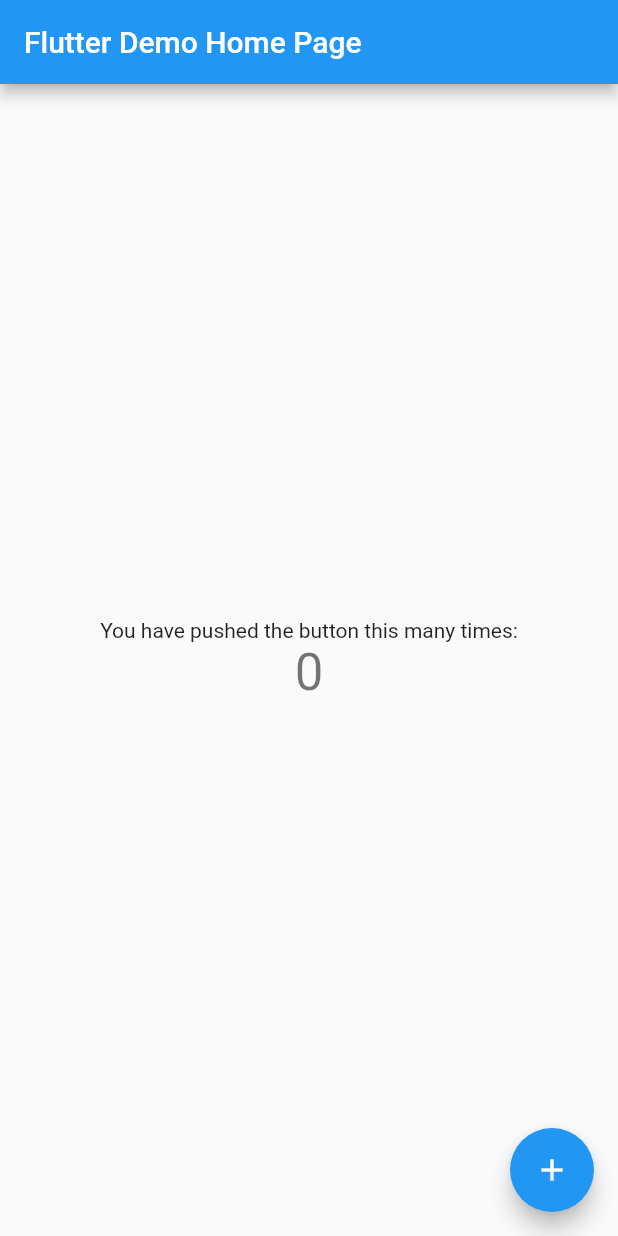
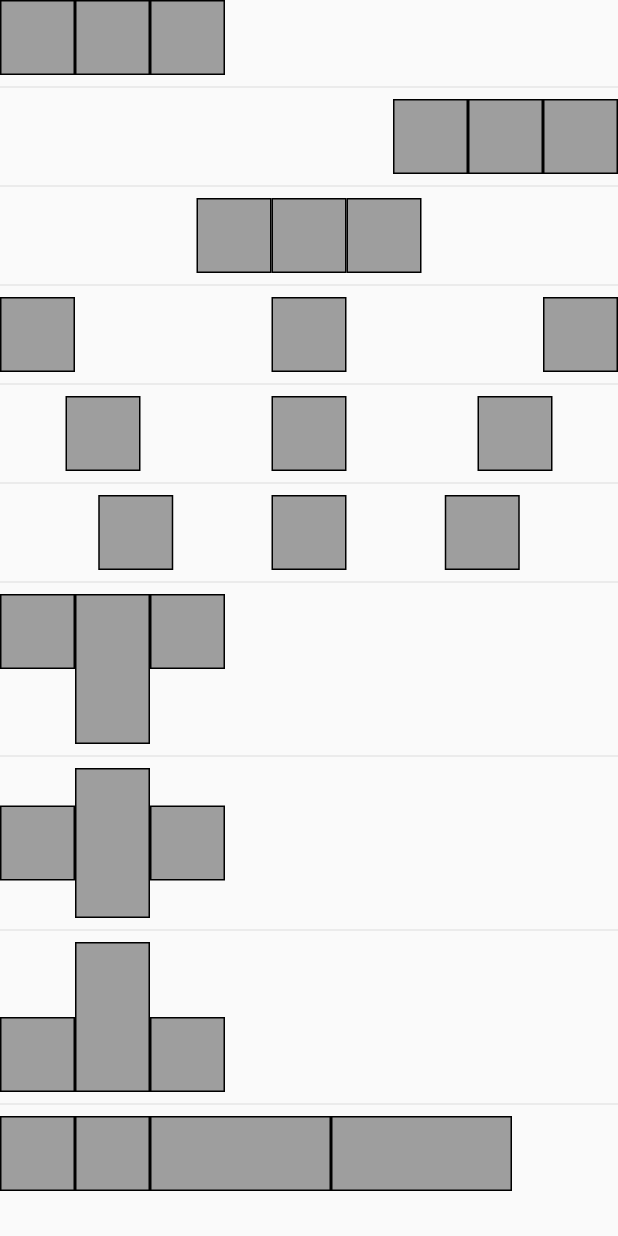
Before and after one commit to alimjanqadir/flutter-layout, a Flutter app: the screen it shows after launch, on a phone screen of 412 x 824 dp. Run offline on Flutter 3.47's test engine with Material 2 defaults, Android fonts, the phone set to English and light mode, and no system bars.

Commit message:
Testing flutter layout is in progress, Row and Column, Axis size and alignment, flexible widget are finished.

```diff
--- a/lib/main.dart
+++ b/lib/main.dart
@@ -1,117 +1,100 @@
 import 'package:flutter/material.dart';
 
 void main() {
-  runApp(MyApp());
+  runApp(RowAndColumn());
 }
 
-class MyApp extends StatelessWidget {
+class RowAndColumn extends StatelessWidget {
   // This widget is the root of your application.
   @override
   Widget build(BuildContext context) {
     return MaterialApp(
-      title: 'Flutter Demo',
-      theme: ThemeData(
-        // This is the theme of your application.
-        //
-        // Try running your application with "flutter run". You'll see the
-        // application has a blue toolbar. Then, without quitting the app, try
-        // changing the primarySwatch below to Colors.green and then invoke
-        // "hot reload" (press "r" in the console where you ran "flutter run",
-        // or simply save your changes to "hot reload" in a Flutter IDE).
-        // Notice that the counter didn't reset back to zero; the application
-        // is not restarted.
-        primarySwatch: Colors.blue,
-        // This makes the visual density adapt to the platform that you run
-        // the app on. For desktop platforms, the controls will be smaller and
-        // closer together (more dense) than on mobile platforms.
-        visualDensity: VisualDensity.adaptivePlatformDensity,
+      title: "Row and Column",
+      home: Scaffold(
+        appBar: null,
+        body: ListView(children: [
+          Row(
+              mainAxisSize: MainAxisSize.max,
+              mainAxisAlignment: MainAxisAlignment.start,
+              children: [Box(), Box(), Box()]),
+          Divider(),
+          Row(
+              mainAxisSize: MainAxisSize.max,
+              mainAxisAlignment: MainAxisAlignment.end,
+              children: [Box(), Box(), Box()]),
+          Divider(),
+          Row(
+              mainAxisSize: MainAxisSize.max,
+              mainAxisAlignment: MainAxisAlignment.center,
+              children: [Box(), Box(), Box()]),
+          Divider(),
+          Row(
+              mainAxisSize: MainAxisSize.max,
+              mainAxisAlignment: MainAxisAlignment.spaceBetween,
+              children: [Box(), Box(), Box()]),
+          Divider(),
+          Row(
+              mainAxisSize: MainAxisSize.max,
+              mainAxisAlignment: MainAxisAlignment.spaceAround,
+              children: [Box(), Box(), Box()]),
+          Divider(),
+          Row(
+              mainAxisSize: MainAxisSize.max,
+              mainAxisAlignment: MainAxisAlignment.spaceEvenly,
+              children: [Box(), Box(), Box()]),
+          Divider(),
+          Row(
+              mainAxisSize: MainAxisSize.max,
+              crossAxisAlignment: CrossAxisAlignment.start,
+              mainAxisAlignment: MainAxisAlignment.start,
+              children: [Box(), BiggerBox(), Box()]),
+          Divider(),
+          Row(
+              mainAxisSize: MainAxisSize.max,
+              crossAxisAlignment: CrossAxisAlignment.center,
+              mainAxisAlignment: MainAxisAlignment.start,
+              children: [Box(), BiggerBox(), Box()]),
+          Divider(),
+          Row(
+              mainAxisSize: MainAxisSize.max,
+              crossAxisAlignment: CrossAxisAlignment.end,
+              mainAxisAlignment: MainAxisAlignment.start,
+              children: [Box(), BiggerBox(), Box()]),
+          Divider(),
+          Row(children: [
+            Box(),
+            Flexible(fit: FlexFit.loose, child: Box()),
+            Flexible(flex: 1, fit: FlexFit.tight, child: Box()),
+            Flexible(flex: 1, fit: FlexFit.tight, child: Box()),
+          ]),
+        ]),
       ),
-      home: MyHomePage(title: 'Flutter Demo Home Page'),
     );
   }
 }
 
-class MyHomePage extends StatefulWidget {
-  MyHomePage({Key key, this.title}) : super(key: key);
-
-  // This widget is the home page of your application. It is stateful, meaning
-  // that it has a State object (defined below) that contains fields that affect
-  // how it looks.
-
-  // This class is the configuration for the state. It holds the values (in this
-  // case the title) provided by the parent (in this case the App widget) and
-  // used by the build method of the State. Fields in a Widget subclass are
-  // always marked "final".
-
-  final String title;
-
-  @override
-  _MyHomePageState createState() => _MyHomePageState();
-}
-
-class _MyHomePageState extends State<MyHomePage> {
-  int _counter = 0;
-
-  void _incrementCounter() {
-    setState(() {
-      // This call to setState tells the Flutter framework that something has
-      // changed in this State, which causes it to rerun the build method below
-      // so that the display can reflect the updated values. If we changed
-      // _counter without calling setState(), then the build method would not be
-      // called again, and so nothing would appear to happen.
-      _counter++;
-    });
-  }
+class Box extends StatelessWidget {
+  const Box({Key key}) : super(key: key);
 
   @override
   Widget build(BuildContext context) {
-    // This method is rerun every time setState is called, for instance as done
-    // by the _incrementCounter method above.
-    //
-    // The Flutter framework has been optimized to make rerunning build methods
-    // fast, so that you can just rebuild anything that needs updating rather
-    // than having to individually change instances of widgets.
-    return Scaffold(
-      appBar: AppBar(
-        // Here we take the value from the MyHomePage object that was created by
-        // the App.build method, and use it to set our appbar title.
-        title: Text(widget.title),
-      ),
-      body: Center(
-        // Center is a layout widget. It takes a single child and positions it
-        // in the middle of the parent.
-        child: Column(
-          // Column is also a layout widget. It takes a list of children and
-          // arranges them vertically. By default, it sizes itself to fit its
-          // children horizontally, and tries to be as tall as its parent.
-          //
-          // Invoke "debug painting" (press "p" in the console, choose the
-          // "Toggle Debug Paint" action from the Flutter Inspector in Android
-          // Studio, or the "Toggle Debug Paint" command in Visual Studio Code)
-          // to see the wireframe for each widget.
-          //
-          // Column has various properties to control how it sizes itself and
-          // how it positions its children. Here we use mainAxisAlignment to
-          // center the children vertically; the main axis here is the vertical
-          // axis because Columns are vertical (the cross axis would be
-          // horizontal).
-          mainAxisAlignment: MainAxisAlignment.center,
-          children: <Widget>[
-            Text(
-              'You have pushed the button this many times:',
-            ),
-            Text(
-              '$_counter',
-              style: Theme.of(context).textTheme.headline4,
-            ),
-          ],
-        ),
-      ),
-      floatingActionButton: FloatingActionButton(
-        onPressed: _incrementCounter,
-        tooltip: 'Increment',
-        child: Icon(Icons.add),
-      ), // This trailing comma makes auto-formatting nicer for build methods.
+    return Container(
+      width: 50,
+      height: 50,
+      decoration: BoxDecoration(color: Colors.grey, border: Border.all()),
     );
   }
 }
+
+class BiggerBox extends StatelessWidget {
+  const BiggerBox({Key key}) : super(key: key);
+
+  @override
+  Widget build(BuildContext context) {
+    return Container(
+      width: 50,
+      height: 100,
+      decoration: BoxDecoration(color: Colors.grey, border: Border.all()),
+    );
+  }
+}
```
Also changed, not shown: 1 other file.
